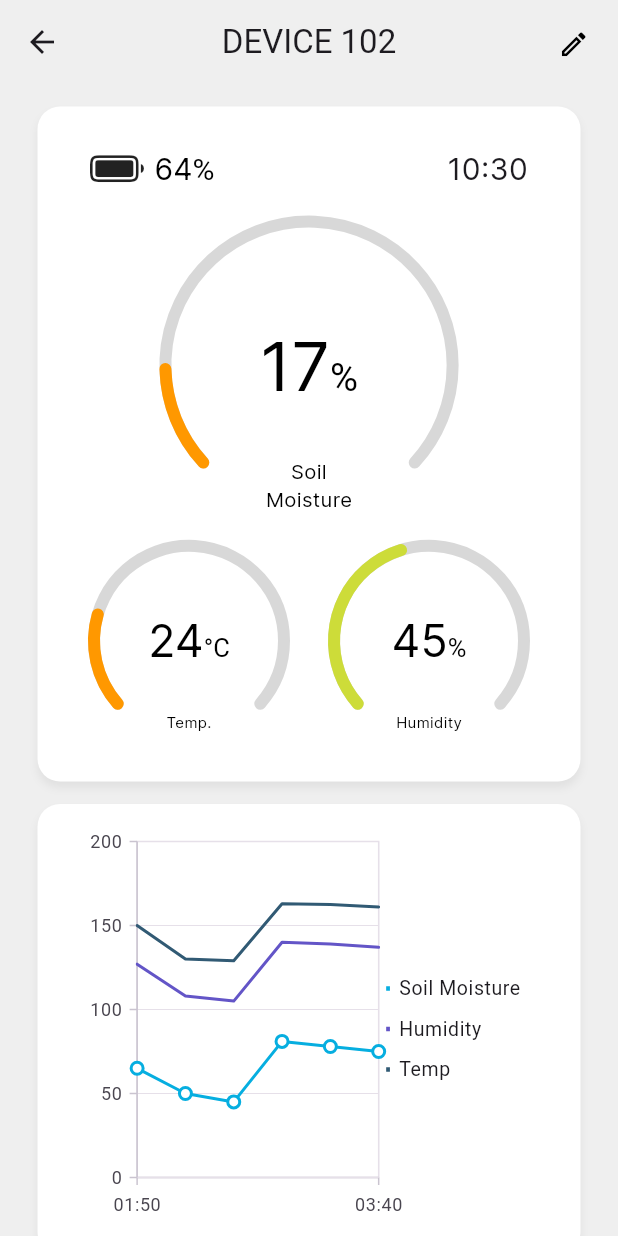
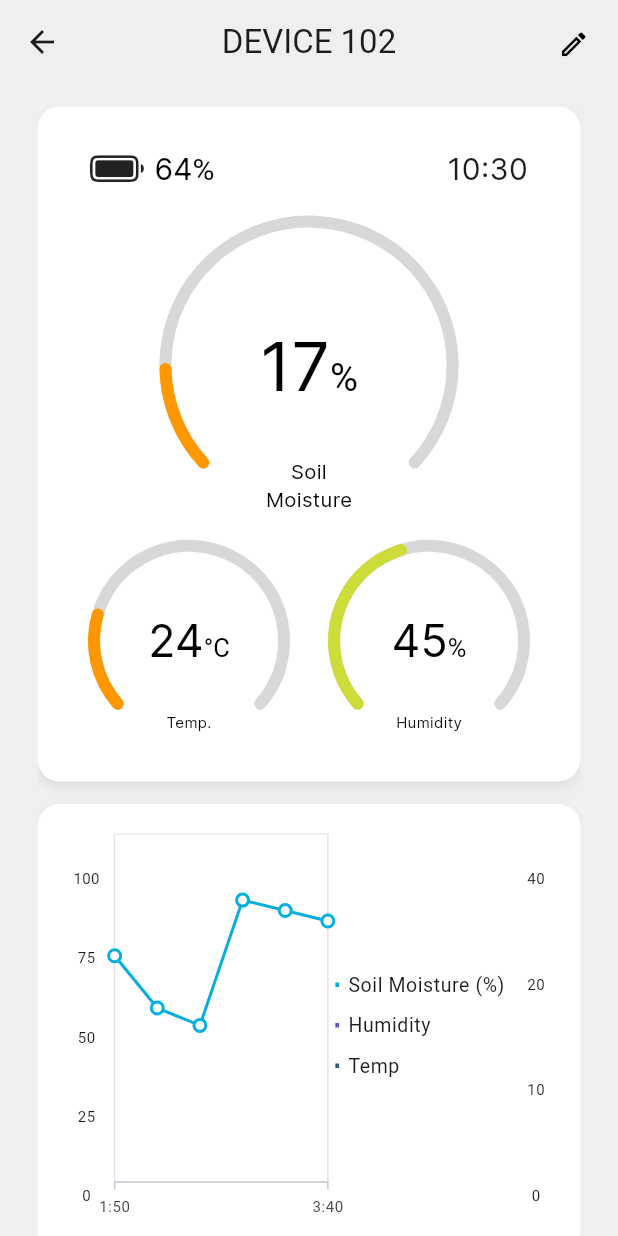
Before and after one commit to smmic-capstone/smmic-app, a Flutter app: the screen it shows after launch, after a tap on "DEVICE 102", on a phone screen of 412 x 824 dp. Run offline on Flutter 3.47's test engine with Material 3 defaults, Android fonts, the phone set to English and light mode, and no system bars; drawn by our look-alikes of syncfusion_flutter_gauges; our stand-ins replace geocoding, geolocator, syncfusion_flutter_charts.

Commit message:
[unfinished] time series chart
- updates to timeseries chart

```diff
--- a/lib/components/devices/cards_expanded/sensor_node_card_expanded.dart
+++ b/lib/components/devices/cards_expanded/sensor_node_card_expanded.dart
@@ -32,7 +32,7 @@ class _SensorNodeCardExpandedState extends State<SensorNodeCardExpanded> {
   Widget build(BuildContext context) {
     double height = MediaQuery.sizeOf(context).height;
     return Container(
-      margin: EdgeInsets.symmetric(horizontal: 25, vertical: 15),
+      margin: EdgeInsets.symmetric(vertical: 15),
       padding: EdgeInsets.symmetric(horizontal: 10, vertical: 15),
       height: 450,
       decoration: BoxDecoration(
--- a/lib/components/devices/chart.dart
+++ b/lib/components/devices/chart.dart
@@ -19,22 +19,19 @@ class _LineChartState extends State<LineChart> {
 
   @override
   Widget build(BuildContext context) {
-    return Container(
-      margin: EdgeInsets.symmetric(horizontal: 25),
-      padding: EdgeInsets.symmetric(horizontal: 25, vertical: 15),
-      decoration: BoxDecoration(
-        color: Colors.white,
-        borderRadius: BorderRadius.all(Radius.circular(15)),
-        boxShadow: [
-          BoxShadow(
-              color: Colors.black.withOpacity(0.06),
-              spreadRadius: 0,
-              blurRadius: 4,
-              offset: Offset(0, 4)
-          )
-        ]
+    return Row(
+      mainAxisAlignment: MainAxisAlignment.center,
+      children: [
+        Container(
+          padding: EdgeInsets.only(top: 15),
+          height: 240,
+          child: Column(
+            mainAxisAlignment: MainAxisAlignment.spaceBetween,
+            children: _generateYAxisMarks(marks: [0, 25, 50, 75, 100], reversed: true),
           ),
-      height: 300,
+        ),
+        SizedBox(
+          width: 285,
           child: SfCartesianChart(
               legend: Legend(
                   overflowMode: LegendItemOverflowMode.none,
@@ -42,11 +39,22 @@ class _LineChartState extends State<LineChart> {
                   iconHeight: 3,
                   iconWidth: 2.5
               ),
-        plotAreaBorderWidth: 1,
               primaryXAxis: CategoryAxis(
+                labelStyle: TextStyle(fontSize: 10),
                 tickPosition: TickPosition.inside,
                 isVisible: true,
                 labelPlacement: LabelPlacement.onTicks,
+              ),
+              primaryYAxis: NumericAxis(
+                opposedPosition: false,
+                majorGridLines: MajorGridLines(
+                    color: Colors.transparent
+                ),
+                minimum: 0,
+                maximum: 100,
+                interval: 25,
+                labelPosition: ChartDataLabelPosition.outside,
+                isVisible: false,
               ),
               series: <CartesianSeries>[
                 StackedLineSeries<SensorNodeSnapshot, String>(
@@ -55,15 +63,14 @@ class _LineChartState extends State<LineChart> {
                     ),
                     onPointTap: (data) {
                       //TODO: WTF??
-                print(data.dataPoints![data.viewportPointIndex!.toInt()]);
                     },
-              legendItemText: 'Soil Moisture',
+                    legendItemText: 'Soil Moisture (%)',
                     groupName: 'Group A',
                     dataLabelSettings: DataLabelSettings(
                         useSeriesColor: true
                     ),
                     dataSource: SensorNodeDataServices().getTimeSeries(widget.deviceID),
-                xValueMapper: (SensorNodeSnapshot data, _) => _dateTimeFormatting.formatTime(data.timestamp),
+                    xValueMapper: (SensorNodeSnapshot data, _) => _dateTimeFormatting.formatTimeClearZero(data.timestamp),
                     yValueMapper: (SensorNodeSnapshot data, _) => data.soilMoisture
                 ),
                 StackedLineSeries<SensorNodeSnapshot, String>(
@@ -73,21 +80,40 @@ class _LineChartState extends State<LineChart> {
                         useSeriesColor: true
                     ),
                     dataSource: SensorNodeDataServices().getTimeSeries(widget.deviceID),
-                xValueMapper: (SensorNodeSnapshot data, _) => _dateTimeFormatting.formatTime(data.timestamp),
+                    xValueMapper: (SensorNodeSnapshot data, _) => _dateTimeFormatting.formatTimeClearZero(data.timestamp),
                     yValueMapper: (SensorNodeSnapshot data, _) => data.humidity
                 ),
+                //TODO: alignment still fucked
                 StackedLineSeries<SensorNodeSnapshot, String>(
                     legendItemText: 'Temp',
                     groupName: 'Group C',
-                dataLabelSettings: DataLabelSettings(
-                    useSeriesColor: true
-                ),
                     dataSource: SensorNodeDataServices().getTimeSeries(widget.deviceID),
-                xValueMapper: (SensorNodeSnapshot data, _) => _dateTimeFormatting.formatTime(data.timestamp),
-                yValueMapper: (SensorNodeSnapshot data, _) => data.temperature
+                    xValueMapper: (SensorNodeSnapshot data, _) => _dateTimeFormatting.formatTimeClearZero(data.timestamp),
+                    yValueMapper: (SensorNodeSnapshot data, _) => _scaleTemp(data.temperature.toInt())
                 ),
               ]
+          ),
+        ),
+        Container(
+          padding: EdgeInsets.only(top: 15),
+          height: 240,
+          child: Column(
+            mainAxisAlignment: MainAxisAlignment.spaceBetween,
+            children: _generateYAxisMarks(marks: [0, 10, 20, 40], reversed: true),
+          ),
         )
+      ],
     );
   }
+
+  int _scaleTemp(int temp) {
+    return temp;
   }
+
+  List<Text> _generateYAxisMarks({required List<num> marks, required bool reversed}) {
+    if(reversed) {
+      return marks.reversed.map((mark) => Text(mark.toString(), style: TextStyle(fontSize: 10))).toList();
+    }
+    return marks.map((mark) => Text(mark.toString(), style: TextStyle(fontSize: 12))).toList();
+  }
+}
--- a/lib/pages/devices_subpages/sensor_node.dart
+++ b/lib/pages/devices_subpages/sensor_node.dart
@@ -32,15 +32,35 @@ class _SensorNodePageState extends State<SensorNodePage> {
           ),
         ],
       ),
-      body: SingleChildScrollView(
+      body: Container(
+        padding: EdgeInsets.only(left: 25, right: 25),
+        child: SingleChildScrollView(
           child: Column(
             mainAxisAlignment: MainAxisAlignment.center,
             children: [
               SensorNodeCardExpanded(deviceID: widget.deviceID),
-            LineChart(deviceID: widget.deviceID),
+              Container(
+                margin: EdgeInsets.only(bottom: 25),
+                padding: EdgeInsets.only(bottom: 15, top: 10),
+                decoration: BoxDecoration(
+                    color: Colors.white,
+                    borderRadius: BorderRadius.all(Radius.circular(15)),
+                    boxShadow: [
+                      BoxShadow(
+                          color: Colors.black.withOpacity(0.06),
+                          spreadRadius: 0,
+                          blurRadius: 4,
+                          offset: Offset(0, 4)
+                      )
+                    ]
+                ),
+                height: 300,
+                child: LineChart(deviceID: widget.deviceID),
+              ),
             ],
           ),
         ),
+      )
     );
   }
 }
--- a/lib/services/datetime_formatting.dart
+++ b/lib/services/datetime_formatting.dart
@@ -10,6 +10,13 @@ class DatetimeFormatting {
     return DateFormat('HH:mm').format(dateTime);
   }
 
+  String formatTimeClearZero(DateTime dateTime) {
+    if(DateFormat('HH:mm').format(dateTime)[0] == '0'){
+      return DateFormat('HH:mm').format(dateTime).substring(1, DateFormat('HH:mm').format(dateTime).length);
+    };
+    return DateFormat('HH:mm').format(dateTime);
+  }
+
   String formatDate(DateTime dateTime) {
     return DateFormat(_dateFormat).format(dateTime);
   }
```
Lines whose indentation alone changed are shown as unchanged.
